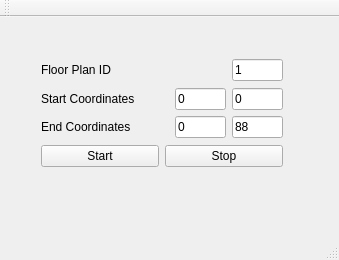
The window that mainwindow.ui (petergodfrey/IndoorPos) describes before a commit, drawn with Qt 5.
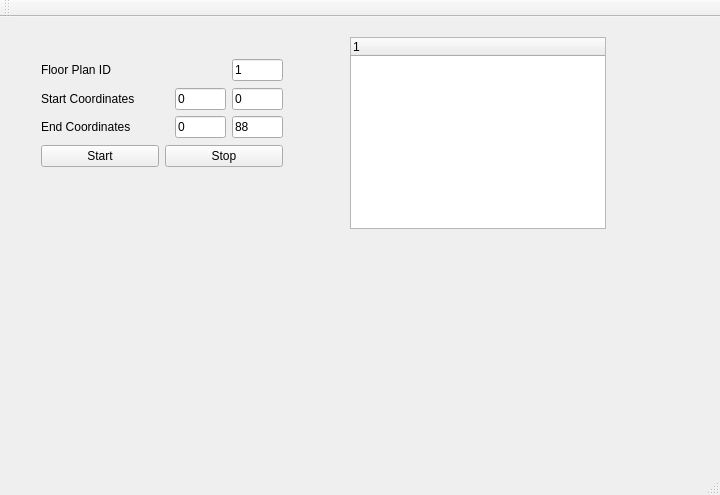
The same window after the commit.

Commit message: Add tree widget

What changed in the file:
```diff
--- a/mainwindow.ui
+++ b/mainwindow.ui
@@ -6,15 +6,15 @@
    <rect>
     <x>0</x>
     <y>0</y>
-    <width>339</width>
-    <height>260</height>
+    <width>720</width>
+    <height>495</height>
    </rect>
   </property>
   <property name="windowTitle">
    <string>MainWindow</string>
   </property>
   <widget class="QWidget" name="centralWidget">
-   <widget class="QWidget" name="">
+   <widget class="QWidget" name="layoutWidget">
     <property name="geometry">
      <rect>
       <x>30</x>
@@ -206,6 +206,28 @@
      </item>
     </layout>
    </widget>
+   <widget class="QTreeWidget" name="treeWidget">
+    <property name="geometry">
+     <rect>
+      <x>350</x>
+      <y>20</y>
+      <width>256</width>
+      <height>192</height>
+     </rect>
+    </property>
+    <property name="columnCount">
+     <number>1</number>
+    </property>
+    <column>
+     <property name="text">
+      <string notr="true">1</string>
+     </property>
+    </column>
+   </widget>
+   <zorder>layoutWidget</zorder>
+   <zorder></zorder>
+   <zorder>startButton</zorder>
+   <zorder>treeWidget</zorder>
   </widget>
   <widget class="QMenuBar" name="menuBar">
    <property name="geometry">
```
Left out of the diff: 2 changed lines with no effect on the pictures. The commit also changes 6 other files.
